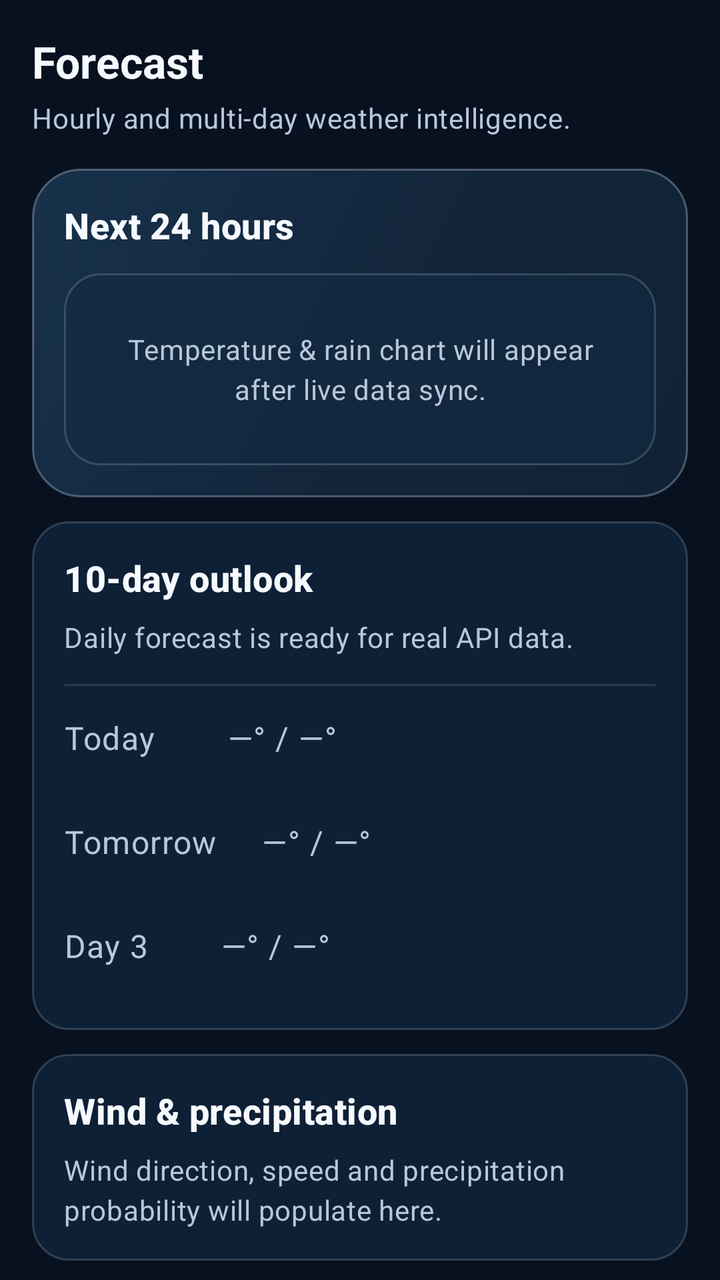
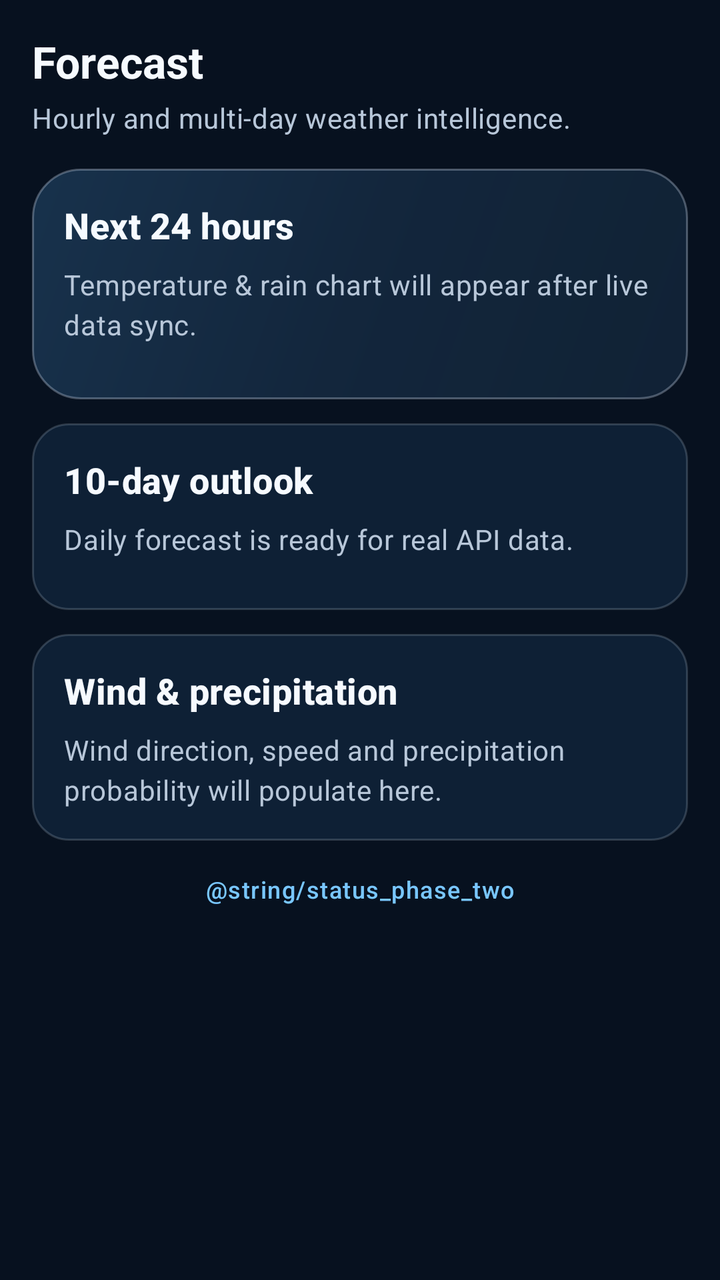

Before-and-after screenshots of an Android layout around one commit, followed by the original layout XML and the change that was made.
<!-- AndroidManifest.xml: application theme Theme.LiveWeather -->
<!-- res/layout/screen_forecast.xml -->
<?xml version="1.0" encoding="utf-8"?>
<androidx.core.widget.NestedScrollView xmlns:android="http://schemas.android.com/apk/res/android"
    android:layout_width="match_parent"
    android:layout_height="match_parent"
    android:clipToPadding="false"
    android:fillViewport="true"
    android:overScrollMode="never">

    <LinearLayout
        android:layout_width="match_parent"
        android:layout_height="wrap_content"
        android:orientation="vertical"
        android:paddingStart="@dimen/space_16"
        android:paddingTop="@dimen/space_16"
        android:paddingEnd="@dimen/space_16"
        android:paddingBottom="@dimen/space_24">

        <TextView
            style="@style/TextAppearance.LiveWeather.Title"
            android:layout_width="wrap_content"
            android:layout_height="wrap_content"
            android:text="@string/forecast_title" />

        <TextView
            style="@style/TextAppearance.LiveWeather.Body"
            android:layout_width="match_parent"
            android:layout_height="wrap_content"
            android:layout_marginTop="@dimen/space_4"
            android:text="@string/forecast_subtitle" />

        <LinearLayout
            android:layout_width="match_parent"
            android:layout_height="wrap_content"
            android:layout_marginTop="@dimen/space_16"
            android:background="@drawable/bg_weather_card_accent"
            android:orientation="vertical"
            android:padding="@dimen/space_16">

            <TextView
                style="@style/TextAppearance.LiveWeather.Section"
                android:layout_width="match_parent"
                android:layout_height="wrap_content"
                android:text="@string/forecast_hourly_title" />

            <TextView
                style="@style/TextAppearance.LiveWeather.Body"
                android:layout_width="match_parent"
                android:layout_height="96dp"
                android:layout_marginTop="@dimen/space_12"
                android:background="@drawable/bg_weather_card_compact"
                android:gravity="center"
                android:padding="@dimen/space_16"
                android:text="@string/forecast_chart_waiting"
                android:textAlignment="center" />
        </LinearLayout>

        <LinearLayout
            android:layout_width="match_parent"
            android:layout_height="wrap_content"
            android:layout_marginTop="@dimen/space_12"
            android:background="@drawable/bg_weather_card_compact"
            android:orientation="vertical"
            android:padding="@dimen/space_16">

            <TextView
                style="@style/TextAppearance.LiveWeather.Section"
                android:layout_width="match_parent"
                android:layout_height="wrap_content"
                android:text="@string/forecast_daily_title" />

            <TextView
                style="@style/TextAppearance.LiveWeather.Body"
                android:layout_width="match_parent"
                android:layout_height="wrap_content"
                android:layout_marginTop="@dimen/space_8"
                android:text="@string/forecast_daily_waiting" />

            <View
                android:layout_width="match_parent"
                android:layout_height="1dp"
                android:layout_marginTop="@dimen/space_14"
                android:background="@color/weather_divider" />

            <TextView
                style="@style/TextAppearance.LiveWeather.BodyLarge"
                android:layout_width="match_parent"
                android:layout_height="52dp"
                android:gravity="center_vertical"
                android:text="Today        —° / —°" />

            <TextView
                style="@style/TextAppearance.LiveWeather.BodyLarge"
                android:layout_width="match_parent"
                android:layout_height="52dp"
                android:gravity="center_vertical"
                android:text="Tomorrow     —° / —°" />

            <TextView
                style="@style/TextAppearance.LiveWeather.BodyLarge"
                android:layout_width="match_parent"
                android:layout_height="52dp"
                android:gravity="center_vertical"
                android:text="Day 3        —° / —°" />
        </LinearLayout>

        <LinearLayout
            android:layout_width="match_parent"
            android:layout_height="wrap_content"
            android:layout_marginTop="@dimen/space_12"
            android:background="@drawable/bg_weather_card_compact"
            android:orientation="vertical"
            android:padding="@dimen/space_16">

            <TextView
                style="@style/TextAppearance.LiveWeather.Section"
                android:layout_width="match_parent"
                android:layout_height="wrap_content"
                android:text="@string/forecast_wind_title" />

            <TextView
                style="@style/TextAppearance.LiveWeather.Body"
                android:layout_width="match_parent"
                android:layout_height="wrap_content"
                android:layout_marginTop="@dimen/space_8"
                android:text="@string/forecast_wind_waiting" />
        </LinearLayout>

        <TextView
            style="@style/TextAppearance.LiveWeather.Caption"
            android:layout_width="wrap_content"
            android:layout_height="wrap_content"
            android:layout_gravity="center_horizontal"
            android:layout_marginTop="@dimen/space_16"
            android:text="@string/status_phase_one"
            android:textColor="@color/weather_sky_blue" />

    </LinearLayout>
</androidx.core.widget.NestedScrollView>
<!-- resources referenced by this layout -->
<resources>
  <color name="weather_divider">#1FDCEBFF</color>
  <color name="weather_sky_blue">#79C7FF</color>
  <dimen name="space_12">12dp</dimen>
  <dimen name="space_14">14dp</dimen>
  <dimen name="space_16">16dp</dimen>
  <dimen name="space_24">24dp</dimen>
  <dimen name="space_4">4dp</dimen>
  <dimen name="space_8">8dp</dimen>
  <string name="forecast_chart_waiting">Temperature &amp; rain chart will appear after live data sync.</string>
  <string name="forecast_daily_title">10-day outlook</string>
  <string name="forecast_daily_waiting">Daily forecast is ready for real API data.</string>
  <string name="forecast_hourly_title">Next 24 hours</string>
  <string name="forecast_subtitle">Hourly and multi-day weather intelligence.</string>
  <string name="forecast_title">Forecast</string>
  <string name="forecast_wind_title">Wind &amp; precipitation</string>
  <string name="forecast_wind_waiting">Wind direction, speed and precipitation probability will populate here.</string>
  <string name="status_phase_one">PHASE 1 · UI SYSTEM READY</string>
  <style name="TextAppearance.LiveWeather.Body" parent="TextAppearance.Material3.BodyMedium">
          <item name="android:textColor">@color/weather_text_secondary</item>
          <item name="android:textSize">@dimen/text_body</item>
      </style>
  <style name="TextAppearance.LiveWeather.BodyLarge" parent="TextAppearance.Material3.BodyLarge">
          <item name="android:textColor">@color/weather_text_secondary</item>
          <item name="android:textSize">@dimen/text_body_large</item>
      </style>
  <style name="TextAppearance.LiveWeather.Caption" parent="TextAppearance.Material3.LabelMedium">
          <item name="android:textColor">@color/weather_text_tertiary</item>
          <item name="android:textSize">@dimen/text_caption</item>
      </style>
  <style name="TextAppearance.LiveWeather.Section" parent="TextAppearance.Material3.TitleMedium">
          <item name="android:textColor">@color/weather_text_primary</item>
          <item name="android:textSize">@dimen/text_section</item>
          <item name="android:textStyle">bold</item>
      </style>
  <style name="TextAppearance.LiveWeather.Title" parent="TextAppearance.Material3.TitleLarge">
          <item name="android:textColor">@color/weather_text_primary</item>
          <item name="android:textSize">@dimen/text_title</item>
          <item name="android:textStyle">bold</item>
      </style>
  <style name="Theme.LiveWeather" parent="Base.Theme.LiveWeather" />
  <color name="weather_border_strong">#4DDCEBFF</color>
  <color name="weather_surface_glass_soft">#A0122A42</color>
  <color name="weather_border">#2EDCEBFF</color>
  <color name="weather_text_secondary">#B8C7D9</color>
  <dimen name="text_body">14sp</dimen>
  <dimen name="text_body_large">16sp</dimen>
  <color name="weather_text_tertiary">#7F91A6</color>
  <dimen name="text_caption">12sp</dimen>
  <color name="weather_text_primary">#F6FAFF</color>
  <dimen name="text_section">18sp</dimen>
  <dimen name="text_title">22sp</dimen>
  <color name="weather_background">#07111F</color>
  <color name="weather_aqua">#7CE8E1</color>
  <color name="weather_violet">#B8A7FF</color>
  <color name="weather_surface">#12253A</color>
  <color name="weather_surface_glass">#D4142A41</color>
  <color name="weather_nav_bar">#F20A1727</color>
  <style name="ShapeAppearance.LiveWeather.Small" parent="ShapeAppearance.Material3.Corner.Medium">
          <item name="cornerSize">@dimen/radius_small</item>
      </style>
  <style name="ShapeAppearance.LiveWeather.Medium" parent="ShapeAppearance.Material3.Corner.Large">
          <item name="cornerSize">@dimen/radius_medium</item>
      </style>
  <style name="ShapeAppearance.LiveWeather.Large" parent="ShapeAppearance.Material3.Corner.ExtraLarge">
          <item name="cornerSize">@dimen/radius_large</item>
      </style>
  <dimen name="radius_small">12dp</dimen>
  <dimen name="radius_medium">18dp</dimen>
  <dimen name="radius_large">24dp</dimen>
  <!-- unchanged entries left out for length: 3 -->
</resources>

<!-- the commit's change to res/layout/screen_forecast.xml (unified diff, before → after) -->
@@ -43,15 +43,27 @@
                 android:text="@string/forecast_hourly_title" />
 
             <TextView
+                android:id="@+id/forecastCurrentSummary"
                 style="@style/TextAppearance.LiveWeather.Body"
                 android:layout_width="match_parent"
-                android:layout_height="96dp"
+                android:layout_height="wrap_content"
+                android:layout_marginTop="@dimen/space_8"
+                android:text="@string/forecast_chart_waiting" />
+
+            <HorizontalScrollView
+                android:layout_width="match_parent"
+                android:layout_height="wrap_content"
                 android:layout_marginTop="@dimen/space_12"
-                android:background="@drawable/bg_weather_card_compact"
-                android:gravity="center"
-                android:padding="@dimen/space_16"
-                android:text="@string/forecast_chart_waiting"
-                android:textAlignment="center" />
+                android:clipToPadding="false"
+                android:overScrollMode="never"
+                android:scrollbars="none">
+
+                <LinearLayout
+                    android:id="@+id/forecastHourlyContainer"
+                    android:layout_width="wrap_content"
+                    android:layout_height="wrap_content"
+                    android:orientation="horizontal" />
+            </HorizontalScrollView>
         </LinearLayout>
 
         <LinearLayout
@@ -69,38 +81,19 @@
                 android:text="@string/forecast_daily_title" />
 
             <TextView
+                android:id="@+id/forecastDailySummary"
                 style="@style/TextAppearance.LiveWeather.Body"
                 android:layout_width="match_parent"
                 android:layout_height="wrap_content"
                 android:layout_marginTop="@dimen/space_8"
                 android:text="@string/forecast_daily_waiting" />
 
-            <View
+            <LinearLayout
+                android:id="@+id/forecastDailyContainer"
                 android:layout_width="match_parent"
-                android:layout_height="1dp"
-                android:layout_marginTop="@dimen/space_14"
-                android:background="@color/weather_divider" />
-
-            <TextView
-                style="@style/TextAppearance.LiveWeather.BodyLarge"
-                android:layout_width="match_parent"
-                android:layout_height="52dp"
-                android:gravity="center_vertical"
-                android:text="Today        —° / —°" />
-
-            <TextView
-                style="@style/TextAppearance.LiveWeather.BodyLarge"
-                android:layout_width="match_parent"
-                android:layout_height="52dp"
-                android:gravity="center_vertical"
-                android:text="Tomorrow     —° / —°" />
-
-            <TextView
-                style="@style/TextAppearance.LiveWeather.BodyLarge"
-                android:layout_width="match_parent"
-                android:layout_height="52dp"
-                android:gravity="center_vertical"
-                android:text="Day 3        —° / —°" />
+                android:layout_height="wrap_content"
+                android:layout_marginTop="@dimen/space_10"
+                android:orientation="vertical" />
         </LinearLayout>
 
         <LinearLayout
@@ -118,6 +111,7 @@
                 android:text="@string/forecast_wind_title" />
 
             <TextView
+                android:id="@+id/forecastWindSummary"
                 style="@style/TextAppearance.LiveWeather.Body"
                 android:layout_width="match_parent"
                 android:layout_height="wrap_content"
@@ -126,12 +120,15 @@
         </LinearLayout>
 
         <TextView
+            android:id="@+id/forecastStatus"
             style="@style/TextAppearance.LiveWeather.Caption"
             android:layout_width="wrap_content"
             android:layout_height="wrap_content"
             android:layout_gravity="center_horizontal"
             android:layout_marginTop="@dimen/space_16"
-            android:text="@string/status_phase_one"
+            android:clickable="true"
+            android:focusable="true"
+            android:text="@string/status_phase_two"
             android:textColor="@color/weather_sky_blue" />
 
     </LinearLayout>
<!-- resource entries referenced after the edit -->
@@ -1,9 +1,8 @@
 <!-- resources referenced by this layout -->
 <resources>
-  <color name="weather_divider">#1FDCEBFF</color>
   <color name="weather_sky_blue">#79C7FF</color>
+  <dimen name="space_10">10dp</dimen>
   <dimen name="space_12">12dp</dimen>
-  <dimen name="space_14">14dp</dimen>
   <dimen name="space_16">16dp</dimen>
   <dimen name="space_24">24dp</dimen>
   <dimen name="space_4">4dp</dimen>
@@ -16,14 +15,9 @@
   <string name="forecast_title">Forecast</string>
   <string name="forecast_wind_title">Wind &amp; precipitation</string>
   <string name="forecast_wind_waiting">Wind direction, speed and precipitation probability will populate here.</string>
-  <string name="status_phase_one">PHASE 1 · UI SYSTEM READY</string>
   <style name="TextAppearance.LiveWeather.Body" parent="TextAppearance.Material3.BodyMedium">
           <item name="android:textColor">@color/weather_text_secondary</item>
           <item name="android:textSize">@dimen/text_body</item>
-      </style>
-  <style name="TextAppearance.LiveWeather.BodyLarge" parent="TextAppearance.Material3.BodyLarge">
-          <item name="android:textColor">@color/weather_text_secondary</item>
-          <item name="android:textSize">@dimen/text_body_large</item>
       </style>
   <style name="TextAppearance.LiveWeather.Caption" parent="TextAppearance.Material3.LabelMedium">
           <item name="android:textColor">@color/weather_text_tertiary</item>
@@ -45,7 +39,6 @@
   <color name="weather_border">#2EDCEBFF</color>
   <color name="weather_text_secondary">#B8C7D9</color>
   <dimen name="text_body">14sp</dimen>
-  <dimen name="text_body_large">16sp</dimen>
   <color name="weather_text_tertiary">#7F91A6</color>
   <dimen name="text_caption">12sp</dimen>
   <color name="weather_text_primary">#F6FAFF</color>
